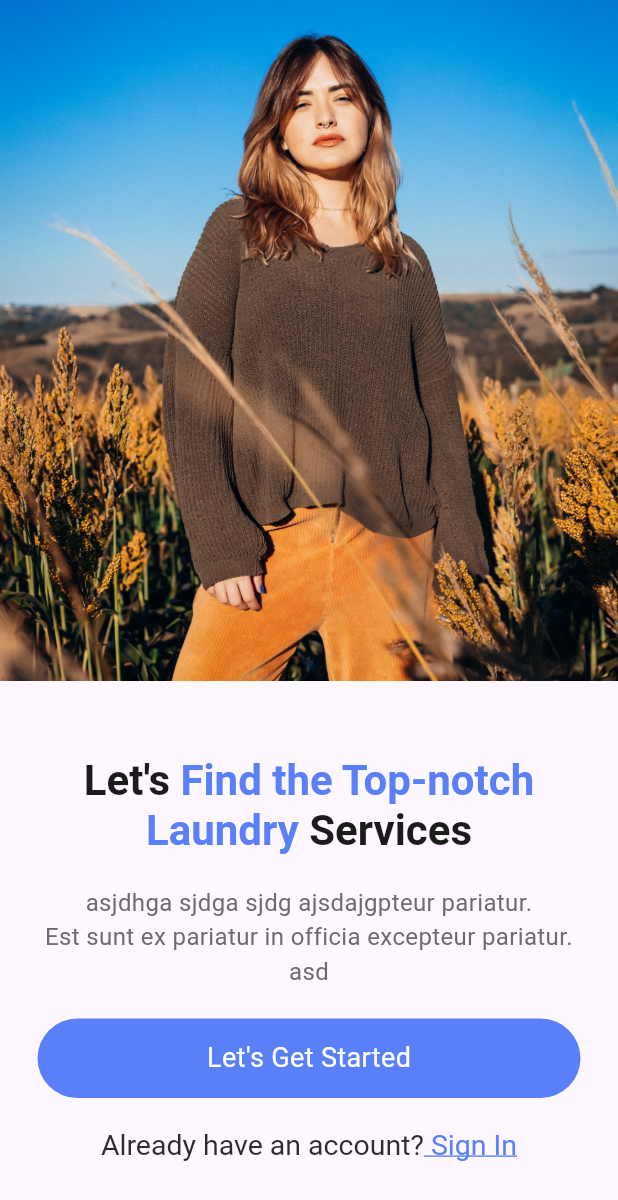
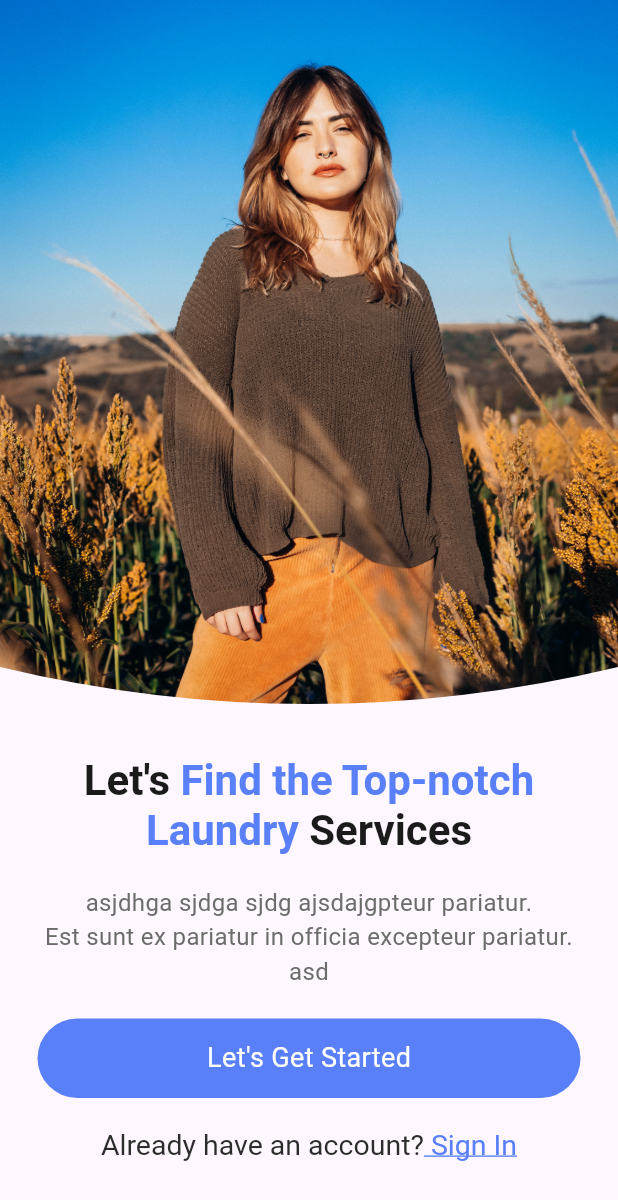
Before and after one commit to AbuAlhassan1/first_app, a Flutter app: the screen it shows after launch, on a phone screen of 412 x 824 dp. Shown: the top 1200 px of the screen. Run offline on Flutter 3.47's test engine with Material 3 defaults, Android fonts, the phone set to English and light mode, and no system bars; our stand-ins replace go_router.

```diff
--- a/lib/views/my_app.dart
+++ b/lib/views/my_app.dart
@@ -7,6 +7,7 @@ class MyApp extends StatelessWidget {
   @override
   Widget build(BuildContext context) {
     return MaterialApp.router(
+      debugShowCheckedModeBanner: false,
       routerConfig: routes,
     );
   }
--- a/lib/views/pages/on_boarding/on_boarding_page_wrapper.dart
+++ b/lib/views/pages/on_boarding/on_boarding_page_wrapper.dart
@@ -1,8 +1,11 @@
+import 'dart:developer';
+
 import 'package:first_app/views/pages/on_boarding/widgets/get_started_button.dart';
 import 'package:first_app/views/pages/on_boarding/widgets/sign_in_hint_link.dart';
 import 'package:first_app/views/pages/on_boarding/widgets/sub_welcome_text.dart';
 import 'package:first_app/views/pages/on_boarding/widgets/welcome_text.dart';
 import 'package:flutter/material.dart';
+import 'package:go_router/go_router.dart';
 
 class OnBoardingPageWrapper extends StatelessWidget {
   const OnBoardingPageWrapper({super.key});
@@ -12,42 +15,48 @@ class OnBoardingPageWrapper extends StatelessWidget {
     return Scaffold(
       body: SizedBox(
         width: double.infinity,
-        child: SafeArea(
         child: Column(
           children: [
 
             Expanded(
               flex: 3,
+              child: SafeArea(
+                child: ClipPath(
+                  clipper: ImageClipper(),
                   child: SizedBox(
                     width: double.infinity,
                     child: Image.asset(
                       "assets/images/cute_girl.jpg",
                       fit: BoxFit.cover,
                     ),
+                  ),
+                ),
               )
             ),
 
-              const Padding(
-                padding: EdgeInsets.symmetric(horizontal: 25, vertical: 50),
+            Padding(
+              padding: const EdgeInsets.only(left: 25, right: 25, top: 10, bottom: 50),
               child: Column(
                 children: [
                   // Big Text ...
-                    WelcomeText(),
+                  const WelcomeText(),
 
-                    SizedBox(height: 20),
+                  const SizedBox(height: 20),
 
                   // Small Text ...
-                    SubWelcomeText(),
+                  const SubWelcomeText(),
 
-                    SizedBox(height: 20),
+                  const SizedBox(height: 20),
 
                   // Button ...
-                    GetStartedButton(),
+                  GetStartedButton(onTap: (){
+                    context.push("/");
+                  }),
 
-                    SizedBox(height: 20),
+                  const SizedBox(height: 20),
 
                   // Sign in Hint Link ...
-                    SignInHintLink(),
+                  const SignInHintLink(),
                 ],
               ),
             ),
@@ -55,7 +64,23 @@ class OnBoardingPageWrapper extends StatelessWidget {
           ],
         ),
       ),
-      ),
     );
   }
 }
+
+class ImageClipper extends CustomClipper<Path> {
+  @override
+  Path getClip(Size size) {
+    final Path path = Path();
+
+    path.lineTo(0, size.height - (size.height * 0.1));
+    path.quadraticBezierTo((size.width * 0.5), size.height, size.width, (size.height - (size.height * 0.1)));
+    path.lineTo(size.width, 0);
+
+    return path;
+  }
+
+  @override
+  bool shouldReclip(covariant CustomClipper<Path> oldClipper) => true;
+
+}
--- a/lib/views/pages/on_boarding/widgets/get_started_button.dart
+++ b/lib/views/pages/on_boarding/widgets/get_started_button.dart
@@ -2,17 +2,24 @@ import 'package:first_app/views/constants/colors.dart';
 import 'package:flutter/material.dart';
 
 class GetStartedButton extends StatelessWidget {
-  const GetStartedButton({super.key});
+
+  final Function onTap;
+
+  const GetStartedButton({super.key, required this.onTap});
 
   @override
   Widget build(BuildContext context) {
-    return Container(
-      height: 53, width: double.infinity,
-      decoration: BoxDecoration(
+    return Material(
       color: MyFirstAppColors.blue,
       borderRadius: BorderRadius.circular(1000000),
-      ),
-      child: const Center(
+      child: InkWell(
+        onTap: (){
+          onTap();
+        },
+        borderRadius: BorderRadius.circular(1000000),
+        child: const SizedBox(
+          height: 53, width: double.infinity,
+          child: Center(
             child: Text(
               "Let's Get Started",
               style: TextStyle(
@@ -22,6 +29,8 @@ class GetStartedButton extends StatelessWidget {
               ),
             ),
           ),
+        ),
+      ),
     );
   }
 }
```
Also changed, not shown: lib/views/pages/home/home.dart (+37 -2 lines), lib/views/pages/home/widgets/home_header.dart (added, +61 -0 lines), lib/views/pages/home/widgets/notification_button.dart (added, +31 -0 lines), lib/views/pages/home/widgets/recomended_slider.dart (added, +13 -0 lines), lib/views/pages/home/widgets/services_bar.dart (added, +13 -0 lines). Lines whose indentation alone changed are shown as unchanged.
